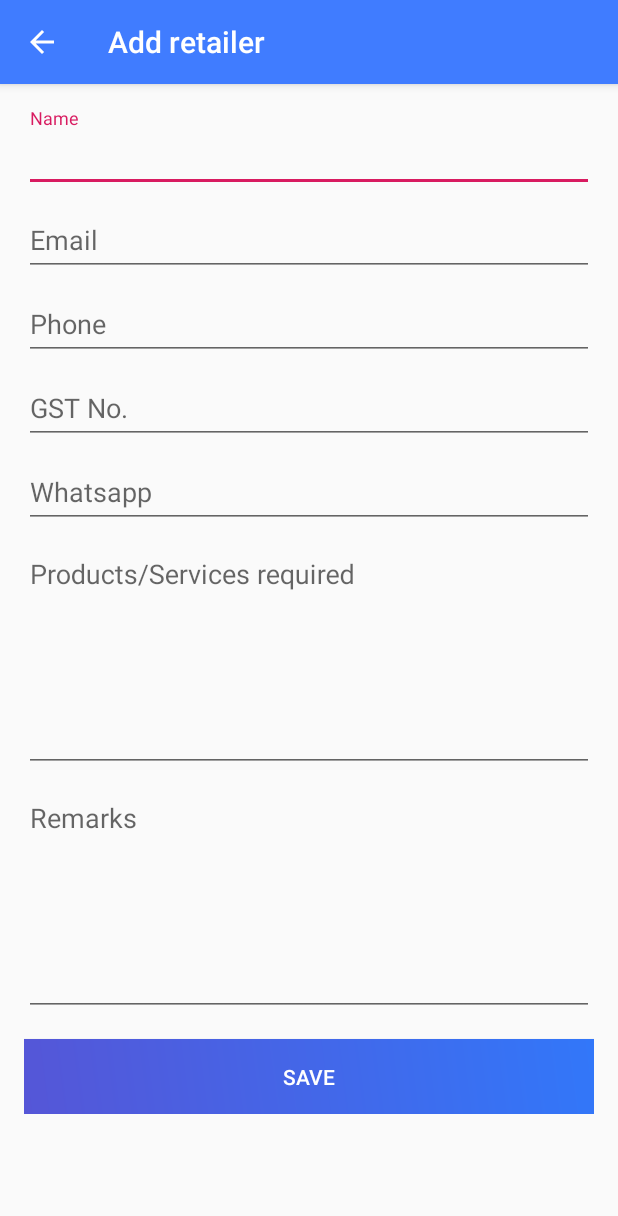
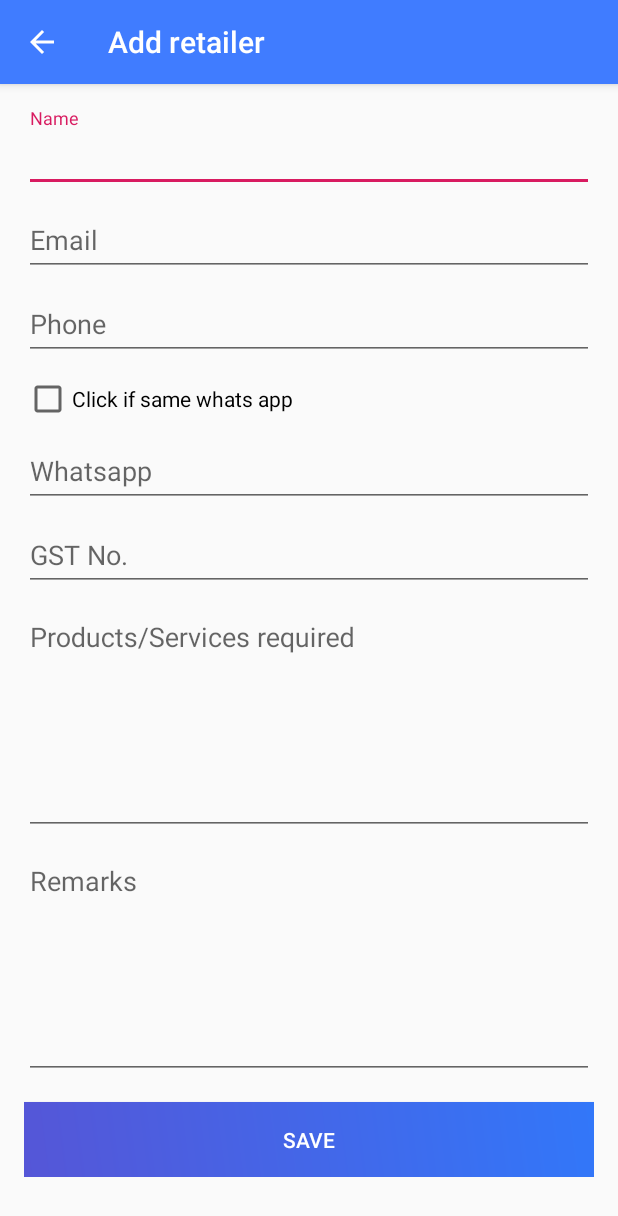
Before and after one commit to aamku/Aamku_connect, an Android app: the AddRetailer screen opened directly, with no data from a screen before it, on a phone screen of 412 x 824 dp. Shown: the top 1216 px of the screen. Run offline under Robolectric (Android 15) with nearby library versions, the phone set to English and light mode, and no system bars.

Commit message:
Add retailer form added

```diff
--- a/app/src/main/res/layout/activity_add_retailer.xml
+++ b/app/src/main/res/layout/activity_add_retailer.xml
@@ -60,6 +60,29 @@
 
         </com.google.android.material.textfield.TextInputLayout>
 
+        <androidx.appcompat.widget.AppCompatCheckBox
+            android:layout_width="match_parent"
+            android:layout_height="wrap_content"
+            android:id="@+id/retailCheck"
+            android:text="Click if same whats app"
+            android:layout_marginTop="10dp"/>
+
+        <com.google.android.material.textfield.TextInputLayout
+            android:layout_width="match_parent"
+            android:layout_height="wrap_content">
+
+            <com.google.android.material.textfield.TextInputEditText
+                android:layout_width="match_parent"
+                android:layout_height="45dp"
+                android:hint="Whatsapp"
+                android:id="@+id/retailer_whatsapp"
+                android:layout_marginTop="10dp">
+
+            </com.google.android.material.textfield.TextInputEditText>
+
+
+        </com.google.android.material.textfield.TextInputLayout>
+
         <com.google.android.material.textfield.TextInputLayout
             android:layout_width="match_parent"
             android:layout_height="wrap_content">
@@ -75,20 +98,6 @@
 
         </com.google.android.material.textfield.TextInputLayout>
 
-        <com.google.android.material.textfield.TextInputLayout
-            android:layout_width="match_parent"
-            android:layout_height="wrap_content">
-
-            <com.google.android.material.textfield.TextInputEditText
-                android:layout_width="match_parent"
-                android:layout_height="45dp"
-                android:hint="Whatsapp"
-                android:id="@+id/retailer_whatsapp"
-                android:layout_marginTop="10dp">
-
-            </com.google.android.material.textfield.TextInputEditText>
-
-        </com.google.android.material.textfield.TextInputLayout>
 
         <com.google.android.material.textfield.TextInputLayout
             android:layout_width="match_parent"
```
